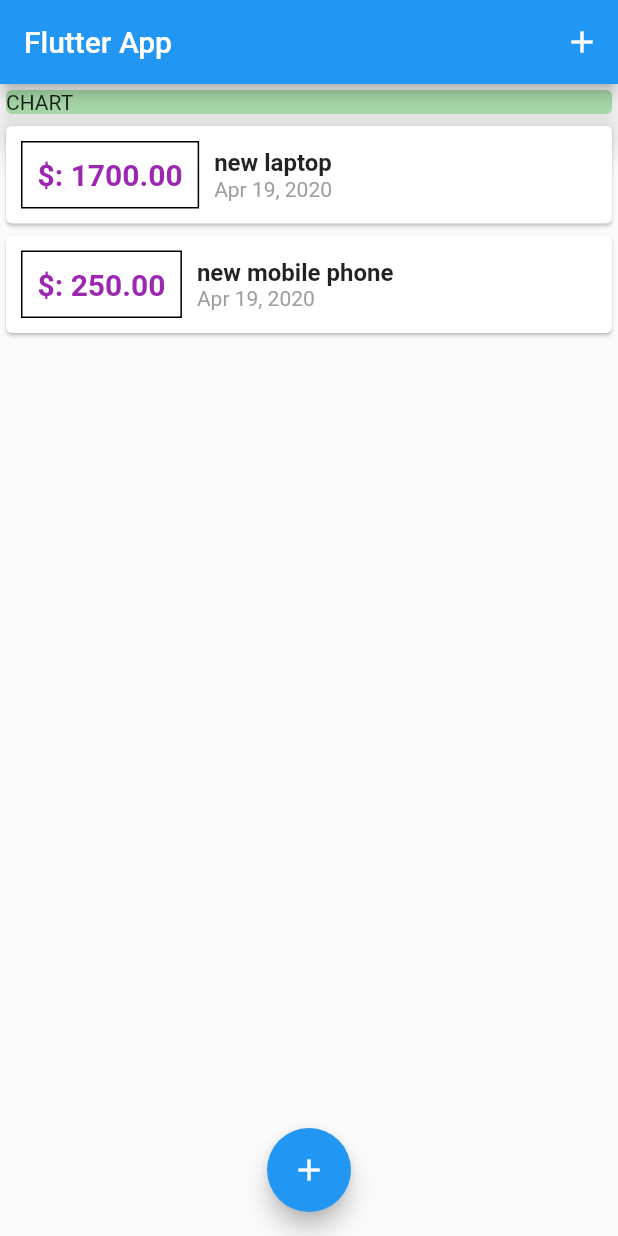
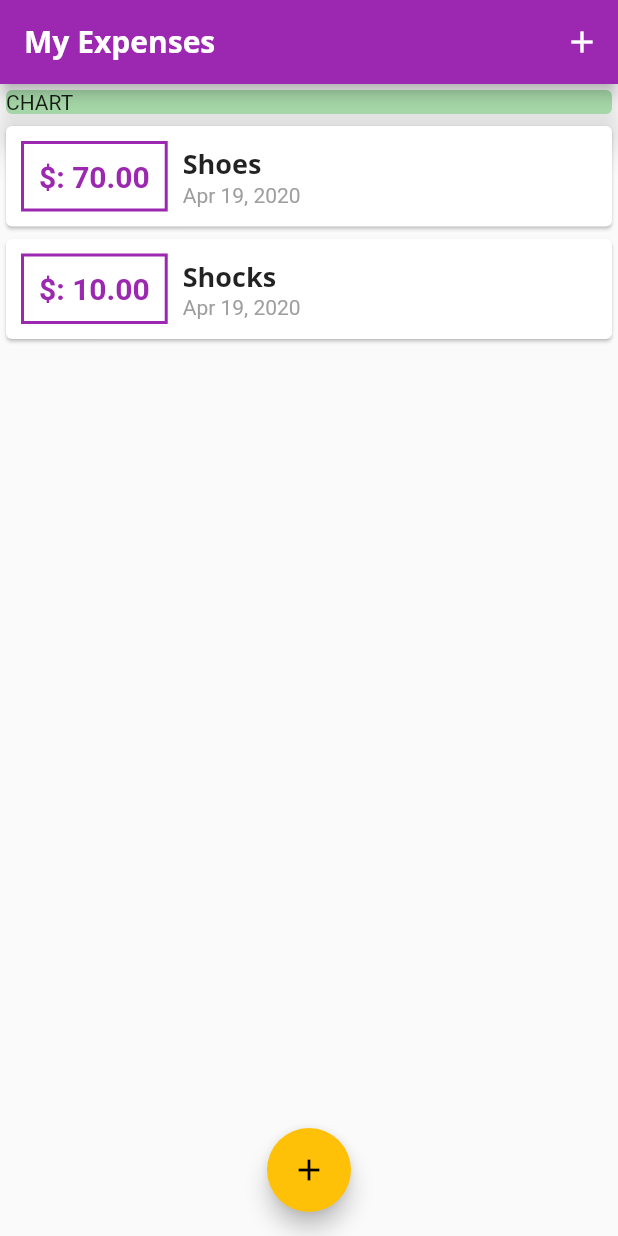
Before and after one commit to diipak-singh/expenses_palnner, a Flutter app: the screen it shows after launch, on a phone screen of 412 x 824 dp. Run offline on Flutter 3.47's test engine with Material 2 defaults, Android fonts, the phone set to English and light mode, and no system bars.

Commit message:
added custom theme and fonts

```diff
--- a/lib/main.dart
+++ b/lib/main.dart
@@ -11,7 +11,26 @@ class MyApp extends StatelessWidget {
   @override
   Widget build(BuildContext context) {
     return MaterialApp(
-      title: 'Flutter App',
+      title: 'My Expenses',
+      theme: ThemeData(
+          primarySwatch: Colors.purple,
+          accentColor: Colors.amber,
+          fontFamily: 'Quicksand',
+          textTheme: ThemeData.light().textTheme.copyWith(
+                  title: TextStyle(
+                fontFamily: 'OpenSans',
+                fontWeight: FontWeight.bold,
+                fontSize: 18,
+              )),
+          appBarTheme: AppBarTheme(
+            textTheme: ThemeData.light().textTheme.copyWith(
+                  title: TextStyle(
+                    fontFamily: 'OpenSans',
+                    fontSize: 20,
+                    fontWeight: FontWeight.bold,
+                  ),
+                ),
+          )),
       home: MyHomePage(),
       debugShowCheckedModeBanner: false,
     );
@@ -29,14 +48,14 @@ class _MyHomePageState extends State<MyHomePage> {
   final List<Transaction> _userTransactions = [
     Transaction(
       id: '1',
-      title: 'new laptop',
-      amount: 1700.0,
+      title: 'Shoes',
+      amount: 70.0,
       date: DateTime.now(),
     ),
     Transaction(
       id: '2',
-      title: 'new mobile phone',
-      amount: 250.0,
+      title: 'Shocks',
+      amount: 10.0,
       date: DateTime.now(),
     ),
   ];
@@ -70,7 +89,7 @@ class _MyHomePageState extends State<MyHomePage> {
   Widget build(BuildContext context) {
     return Scaffold(
       appBar: AppBar(
-        title: Text('Flutter App'),
+        title: Text('My Expenses'),
         actions: <Widget>[
           IconButton(
             icon: Icon(Icons.add),
--- a/lib/widgets/transaction_list.dart
+++ b/lib/widgets/transaction_list.dart
@@ -22,8 +22,8 @@ class TransactionList extends StatelessWidget {
                   ),
                   decoration: BoxDecoration(
                     border: Border.all(
-                      color: Colors.black,
-                      width: 1,
+                      color: Theme.of(context).primaryColor,
+                      width: 2,
                     ),
                   ),
                   padding: EdgeInsets.all(10),
@@ -32,7 +32,7 @@ class TransactionList extends StatelessWidget {
                     style: TextStyle(
                         fontWeight: FontWeight.bold,
                         fontSize: 20,
-                        color: Colors.purple),
+                        color: Theme.of(context).primaryColor),
                   ),
                 ),
                 Column(
@@ -40,10 +40,7 @@ class TransactionList extends StatelessWidget {
                   children: <Widget>[
                     Text(
                       transactions[index].title,
-                      style: TextStyle(
-                        fontSize: 16,
-                        fontWeight: FontWeight.bold,
-                      ),
+                      style: Theme.of(context).textTheme.title,
                     ),
                     Text(
                       DateFormat.yMMMd().format(transactions[index].date),
```
Also changed, not shown: pubspec.yaml (+11 -6 lines), assets/fonts/OpenSans-Bold.ttf (added), assets/fonts/OpenSans-Regular.ttf (added), assets/fonts/Quicksand-Bold.ttf (added), assets/fonts/Quicksand-Light.ttf (added), assets/fonts/Quicksand-Medium.ttf (added), assets/fonts/Quicksand-Regular.ttf (added).
